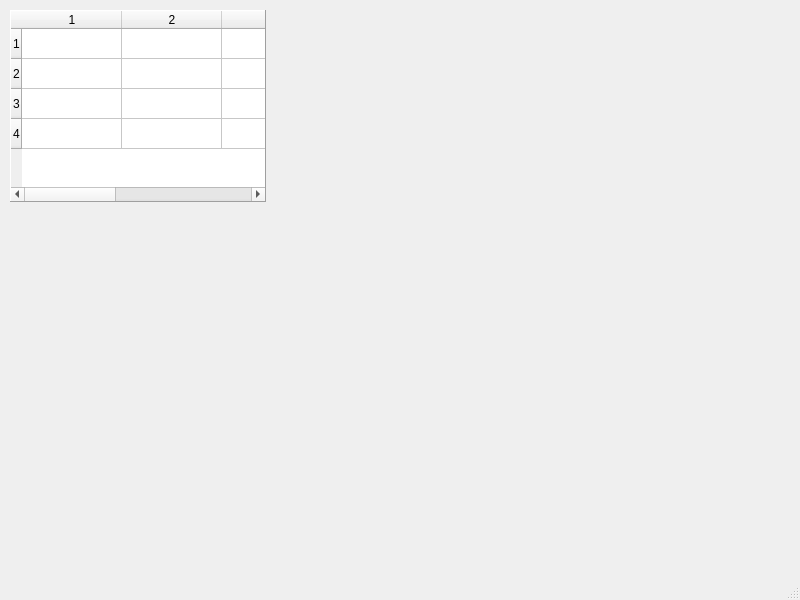
First picture: the form in mainwindow.ui, repository eyeway1968/lynx, before the edit.
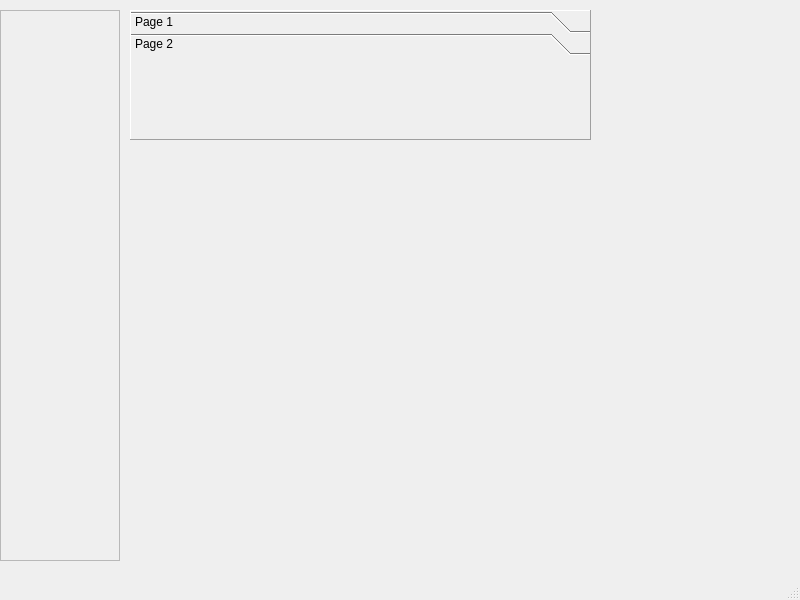
Second picture: the form after the edit.

Commit message: main window updated

The edit to the form file:
```diff
--- a/mainwindow.ui
+++ b/mainwindow.ui
@@ -14,17 +14,37 @@
    <string>MainWindow</string>
   </property>
   <widget class="QWidget" name="centralwidget">
-   <widget class="QTableWidget" name="tableWidget">
+   <widget class="QScrollArea" name="scrollArea">
     <property name="geometry">
      <rect>
-      <x>10</x>
+      <x>0</x>
       <y>10</y>
-      <width>256</width>
-      <height>192</height>
+      <width>120</width>
+      <height>551</height>
      </rect>
     </property>
-    <property name="autoFillBackground">
-     <bool>false</bool>
+    <property name="widgetResizable">
+     <bool>true</bool>
+    </property>
+    <widget class="QWidget" name="scrollAreaWidgetContents">
+     <property name="geometry">
+      <rect>
+       <x>0</x>
+       <y>0</y>
+       <width>118</width>
+       <height>549</height>
+      </rect>
+     </property>
+    </widget>
+   </widget>
+   <widget class="QToolBox" name="toolBox">
+    <property name="geometry">
+     <rect>
+      <x>130</x>
+      <y>10</y>
+      <width>461</width>
+      <height>130</height>
+     </rect>
     </property>
     <property name="frameShape">
      <enum>QFrame::Panel</enum>
@@ -32,24 +52,38 @@
     <property name="frameShadow">
      <enum>QFrame::Raised</enum>
     </property>
-    <property name="rowCount">
-     <number>4</number>
+    <property name="currentIndex">
+     <number>1</number>
     </property>
-    <property name="columnCount">
-     <number>5</number>
+    <property name="tabSpacing">
+     <number>0</number>
     </property>
-    <attribute name="horizontalHeaderCascadingSectionResizes">
-     <bool>false</bool>
-    </attribute>
-    <row/>
-    <row/>
-    <row/>
-    <row/>
-    <column/>
-    <column/>
-    <column/>
-    <column/>
-    <column/>
+    <widget class="QWidget" name="page">
+     <property name="geometry">
+      <rect>
+       <x>0</x>
+       <y>0</y>
+       <width>461</width>
+       <height>80</height>
+      </rect>
+     </property>
+     <attribute name="label">
+      <string>Page 1</string>
+     </attribute>
+    </widget>
+    <widget class="QWidget" name="page_2">
+     <property name="geometry">
+      <rect>
+       <x>0</x>
+       <y>0</y>
+       <width>459</width>
+       <height>78</height>
+      </rect>
+     </property>
+     <attribute name="label">
+      <string>Page 2</string>
+     </attribute>
+    </widget>
    </widget>
   </widget>
   <widget class="QMenuBar" name="menubar">
```
The commit also changes 3 other files.
